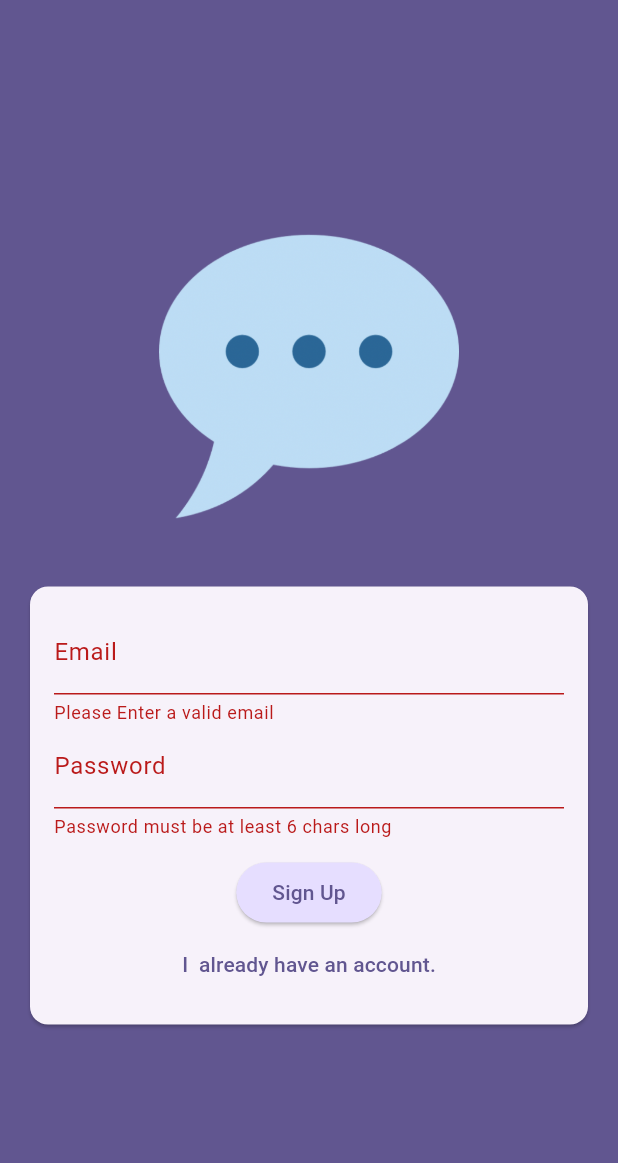
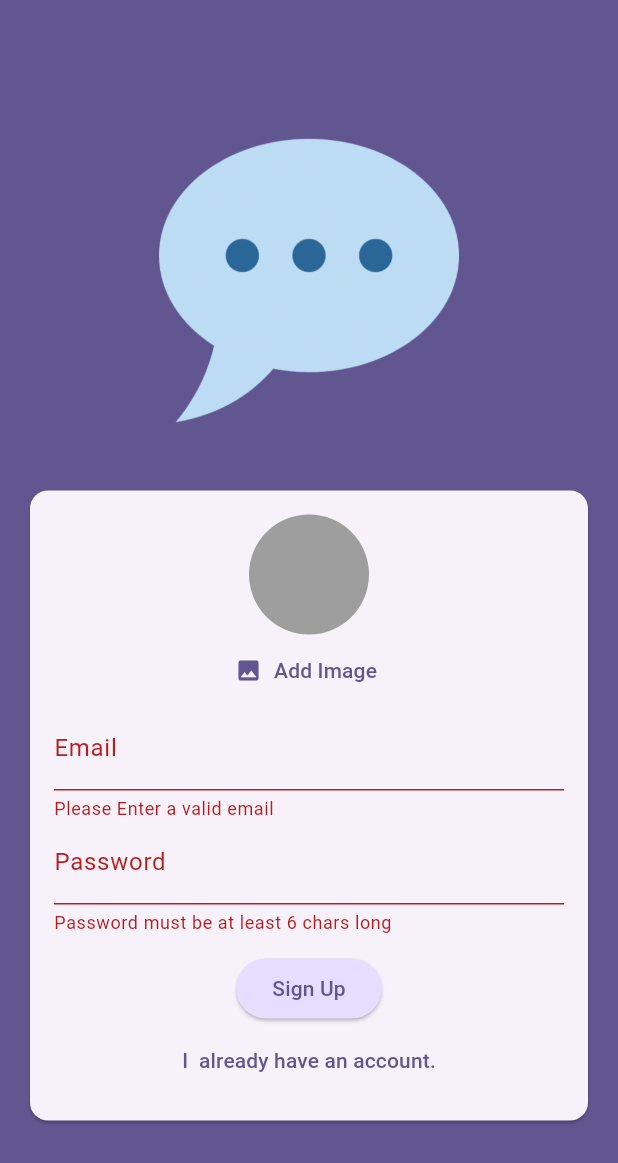
Before and after one commit to TanvirLogic/flutter_chat_app, a Flutter app: the screen it shows after launch, after a tap on "Login", after a tap on "Create an Account", on a phone screen of 412 x 824 dp. Shown: the top 1163 px of the screen. Run offline on Flutter 3.47's test engine with Material 3 defaults, Android fonts, the phone set to English and light mode, and no system bars; our stand-ins replace firebase_auth, firebase_core, image_picker; accounts and stored records are empty.

Commit message:
added image picker and saved logged in information by firebase sdk

```diff
--- a/lib/main.dart
+++ b/lib/main.dart
@@ -1,13 +1,14 @@
+import 'package:firebase_auth/firebase_auth.dart';
 import 'package:flutter/material.dart';
 import 'package:flutter_chat_app/screens/auth_screen.dart';
 import 'package:firebase_core/firebase_core.dart';
+import 'package:flutter_chat_app/screens/chat_screen.dart';
+import 'package:flutter_chat_app/screens/splash_screen.dart';
 import 'firebase_options.dart';
 
 Future<void> main() async {
   WidgetsFlutterBinding.ensureInitialized();
-  await Firebase.initializeApp(
-    options: DefaultFirebaseOptions.currentPlatform,
-  );
+  await Firebase.initializeApp(options: DefaultFirebaseOptions.currentPlatform);
   runApp(const App());
 }
 
@@ -25,7 +26,20 @@ class App extends StatelessWidget {
           seedColor: const Color.fromARGB(255, 63, 17, 177),
         ),
       ),
-      home: AuthScreen(),
+      home: StreamBuilder(
+        stream: FirebaseAuth.instance.authStateChanges(),
+        builder: (context, snapshot) {
+
+          // if (snapshot.connectionState == ConnectionState.waiting) {
+          //   return SplashScreen();
+          // }
+
+          if (snapshot.hasData) {
+            return ChatScreen();
+          }
+          return AuthScreen();
+        },
+      ),
     );
   }
 }
--- a/lib/screens/auth_screen.dart
+++ b/lib/screens/auth_screen.dart
@@ -1,5 +1,6 @@
 import 'package:firebase_auth/firebase_auth.dart';
 import 'package:flutter/material.dart';
+import 'package:flutter_chat_app/screens/widgets/user_image_picker.dart';
 
 final _firebase = FirebaseAuth.instance;
 
@@ -16,6 +17,7 @@ class _AuthScreenState extends State<AuthScreen> {
   var _isLogin = true;
   var _enteredEmail = '';
   var _enteredPass = '';
+  bool _inProgress = false;
 
   @override
   Widget build(BuildContext context) {
@@ -46,6 +48,8 @@ class _AuthScreenState extends State<AuthScreen> {
                       child: Column(
                         mainAxisSize: MainAxisSize.min,
                         children: [
+                          if (!_isLogin) UserImagePicker(),
+
                           TextFormField(
                             keyboardType: .emailAddress,
                             autocorrect: false,
@@ -78,7 +82,10 @@ class _AuthScreenState extends State<AuthScreen> {
                             },
                           ),
                           SizedBox(height: 12),
-                          ElevatedButton(
+                          Visibility(
+                            visible: _inProgress == false,
+                            replacement: CircularProgressIndicator(),
+                            child: ElevatedButton(
                               style: ElevatedButton.styleFrom(
                                 backgroundColor: Theme.of(
                                   context,
@@ -86,6 +93,7 @@ class _AuthScreenState extends State<AuthScreen> {
                               ),
                               onPressed: _submit,
                               child: Text(_isLogin ? 'Login' : 'Sign Up'),
+                            ),
                           ),
                           TextButton(
                             onPressed: () {
@@ -111,7 +119,10 @@ class _AuthScreenState extends State<AuthScreen> {
     );
   }
 
-  _submit() async {
+  void _submit() async {
+    if (_formKey.currentState!.validate()) {
+      _inProgress = true;
+      setState(() {});
       final isValid = _formKey.currentState!.validate();
 
       if (!isValid) {
@@ -119,15 +130,21 @@ class _AuthScreenState extends State<AuthScreen> {
       } else {
         _formKey.currentState!.save();
       }
+      try {
         if (_isLogin) {
           // log users in
-    } else {
-      try {
-        final userCredentials = await _firebase.createUserWithEmailAndPassword(
+          final userCredentials = await _firebase.signInWithEmailAndPassword(
             email: _enteredEmail,
             password: _enteredPass,
           );
-        print(userCredentials);
+        } else {
+          final userCredentials = await _firebase
+              .createUserWithEmailAndPassword(
+                email: _enteredEmail,
+                password: _enteredPass,
+              );
+          // print(userCredentials);
+        }
       } on FirebaseAuthException catch (e) {
         if (e.code == 'email-already-in-user') {
           // Show error message
@@ -137,6 +154,11 @@ class _AuthScreenState extends State<AuthScreen> {
           SnackBar(content: Text(e.message ?? 'Authentication failed')),
         );
       }
+      _inProgress = false;
+      setState(() {});
+    }
+    else{
+      return;
     }
   }
 }
--- /dev/null
+++ b/lib/screens/widgets/user_image_picker.dart
@@ -0,0 +1,50 @@
+import 'dart:io';
+
+import 'package:flutter/material.dart';
+import 'package:image_picker/image_picker.dart';
+
+class UserImagePicker extends StatefulWidget {
+  const UserImagePicker({super.key});
+
+  @override
+  State<UserImagePicker> createState() => _UserImagePickerState();
+}
+
+class _UserImagePickerState extends State<UserImagePicker> {
+  File? _pickedImageFile;
+
+  @override
+  Widget build(BuildContext context) {
+    return Column(
+      children: [
+        CircleAvatar(
+          radius: 40,
+          backgroundColor: Colors.grey,
+          foregroundImage: _pickedImageFile != null
+              ? FileImage(_pickedImageFile!)
+              : null,
+        ),
+        TextButton.icon(
+          onPressed: _pickImage,
+          icon: Icon(Icons.image),
+          label: Text('Add Image'),
+        ),
+      ],
+    );
+  }
+
+  Future<void> _pickImage() async {
+    final pickedImage = await ImagePicker().pickImage(
+      source: ImageSource.camera,
+      imageQuality: 50,
+      maxWidth: 150,
+    );
+
+    if (pickedImage == null) {
+      return;
+    } else {
+      _pickedImageFile = File(pickedImage.path);
+      setState(() {});
+    }
+  }
+}
--- a/pubspec.yaml
+++ b/pubspec.yaml
@@ -36,6 +36,7 @@ dependencies:
   cupertino_icons: ^1.0.8
   firebase_core: ^4.2.1
   firebase_auth: ^6.1.2
+  image_picker: ^1.2.1
 
 dev_dependencies:
   flutter_test:
```
Also changed, not shown: lib/screens/chat_screen.dart (added, +24 -0 lines), lib/screens/splash_screen.dart (added, +13 -0 lines), pubspec.lock, 5 other files. Lines whose indentation alone changed are shown as unchanged.
